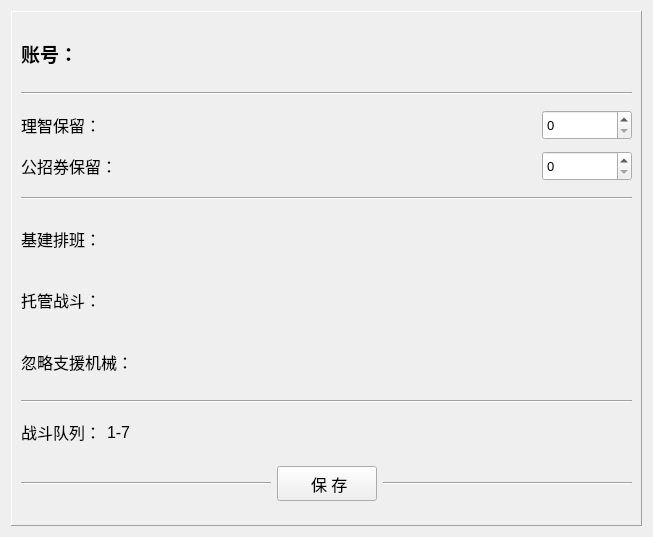
Old version of the form resources/ui/UI_SettingChart.ui in the repository Chr0nixz/Closure.
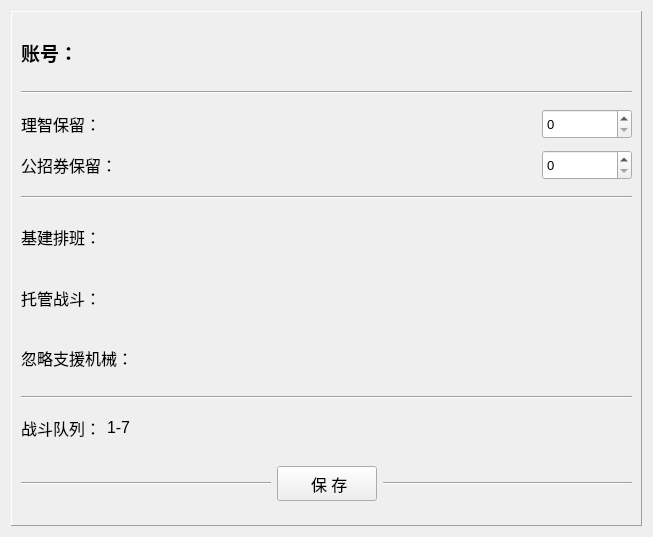
New version of the form.

```diff
--- a/resources/ui/UI_SettingChart.ui
+++ b/resources/ui/UI_SettingChart.ui
@@ -393,7 +393,7 @@
           <property name="sizeHint" stdset="0">
            <size>
             <width>20</width>
-            <height>5</height>
+            <height>10</height>
            </size>
           </property>
          </spacer>
```
